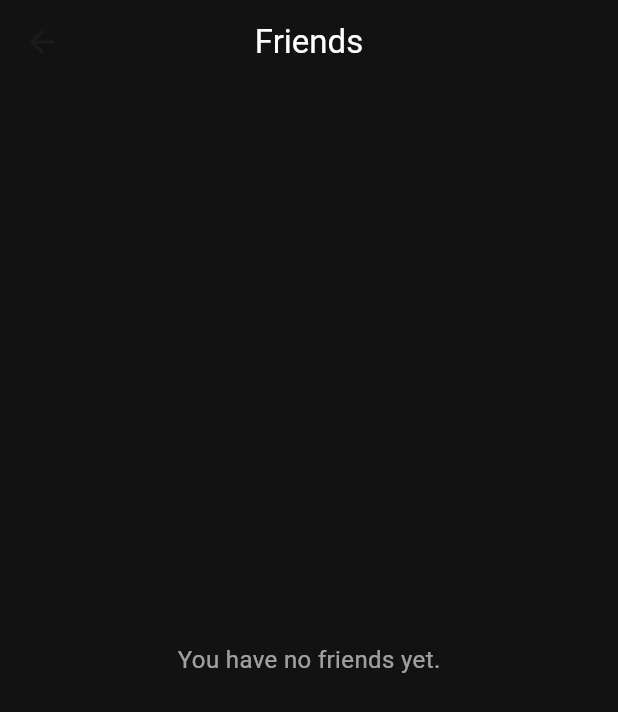
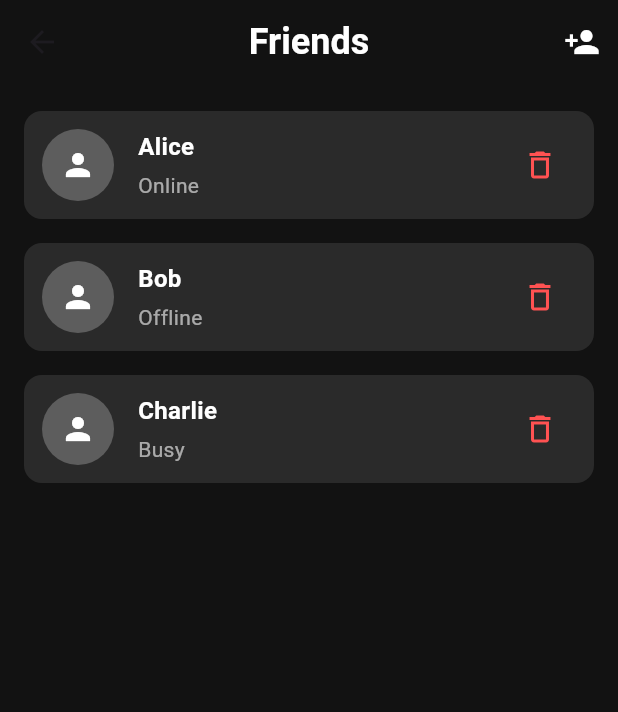
Before and after one commit to melinap9omu/P2P_Chat_System_ChatterBox, a Flutter app: the FriendPage screen opened directly, on a phone screen of 412 x 824 dp. Shown: the top 712 px of the screen. Run offline on Flutter 3.47's test engine with Material 3 defaults, Android fonts, the phone set to English and light mode, and no system bars; our stand-ins replace google_fonts; Roboto replaces fonts that are missing (Almarai).

Commit message:
added ADD FRIEND option

```diff
--- a/frontend/lib/friend_page.dart
+++ b/frontend/lib/friend_page.dart
@@ -1,8 +1,114 @@
 import 'package:flutter/material.dart';
 import 'package:google_fonts/google_fonts.dart';
 
-class FriendPage extends StatelessWidget {
+class FriendPage extends StatefulWidget {
   const FriendPage({super.key});
+
+  @override
+  State<FriendPage> createState() => _FriendPageState();
+}
+
+class _FriendPageState extends State<FriendPage> {
+  List<Map<String, String>> friends = [
+    {'name': 'Alice', 'status': 'Online'},
+    {'name': 'Bob', 'status': 'Offline'},
+    {'name': 'Charlie', 'status': 'Busy'},
+  ];
+
+  void _addFriend() {
+    showDialog(
+      context: context,
+      builder: (context) {
+        final TextEditingController nameController = TextEditingController();
+        final TextEditingController statusController = TextEditingController();
+
+        return AlertDialog(
+          backgroundColor: const Color(0xFF1E1E1E),
+          shape: RoundedRectangleBorder(
+            borderRadius: BorderRadius.circular(12),
+          ),
+          title: Text('Add Friend',
+              style: GoogleFonts.almarai(color: Colors.white)),
+          content: Column(
+            mainAxisSize: MainAxisSize.min,
+            children: [
+              TextField(
+                controller: nameController,
+                style: const TextStyle(color: Colors.white),
+                decoration: InputDecoration(
+                  labelText: 'Username',
+                  labelStyle: const TextStyle(color: Colors.white70),
+                  filled: true,
+                  fillColor: Colors.white10,
+                  border: OutlineInputBorder(
+                    borderRadius: BorderRadius.circular(10),
+                  ),
+                ),
+              ),
+
+            ],
+          ),
+          actions: [
+            TextButton(
+              onPressed: () {
+                Navigator.pop(context);
+              },
+              child: const Text('Cancel', style: TextStyle(color: Colors.white54)),
+            ),
+            ElevatedButton(
+              onPressed: () {
+                if (nameController.text.trim().isNotEmpty) {
+                  setState(() {
+                    friends.add({
+                      'name': nameController.text.trim(),
+                      'status': statusController.text.trim().isNotEmpty
+                          ? statusController.text.trim()
+                          : 'Available'
+                    });
+                  });
+                  Navigator.pop(context);
+                }
+              },
+              style: ElevatedButton.styleFrom(
+                backgroundColor: const Color(0xFF622F8A),
+              ),
+              child: const Text('Add'),
+            ),
+          ],
+        );
+      },
+    );
+  }
+
+  void _removeFriend(int index) {
+    showDialog(
+      context: context,
+      builder: (context) => AlertDialog(
+        backgroundColor: const Color(0xFF1E1E1E),
+        title: Text('Remove Friend?',
+            style: GoogleFonts.almarai(color: Colors.white)),
+        content: Text(
+          'Are you sure you want to remove ${friends[index]['name']}?',
+          style: const TextStyle(color: Colors.white70),
+        ),
+        actions: [
+          TextButton(
+            onPressed: () => Navigator.pop(context),
+            child: const Text('Cancel', style: TextStyle(color: Colors.white54)),
+          ),
+          TextButton(
+            onPressed: () {
+              setState(() {
+                friends.removeAt(index);
+              });
+              Navigator.pop(context);
+            },
+            child: const Text('Remove', style: TextStyle(color: Colors.redAccent)),
+          ),
+        ],
+      ),
+    );
+  }
 
   @override
   Widget build(BuildContext context) {
@@ -11,16 +117,24 @@ class FriendPage extends StatelessWidget {
       appBar: AppBar(
         backgroundColor: Colors.transparent,
         elevation: 0,
+        centerTitle: true,
         title: Text(
           'Friends',
           style: GoogleFonts.almarai(
             color: Colors.white,
-            fontSize: 22,
+            fontSize: 24,
+            fontWeight: FontWeight.w600,
           ),
         ),
-        centerTitle: true,
+        actions: [
+          IconButton(
+            icon: const Icon(Icons.person_add, color: Colors.white),
+            onPressed: _addFriend,
+          )
+        ],
       ),
-      body: Center(
+      body: friends.isEmpty
+          ? Center(
               child: Text(
                 'You have no friends yet.',
                 style: GoogleFonts.almarai(
@@ -28,6 +142,59 @@ class FriendPage extends StatelessWidget {
                   color: Colors.white60,
                 ),
               ),
+            )
+          : ListView.builder(
+              padding: const EdgeInsets.symmetric(horizontal: 16, vertical: 10),
+              itemCount: friends.length,
+              itemBuilder: (context, index) {
+                final friend = friends[index];
+                return Container(
+                  margin: const EdgeInsets.symmetric(vertical: 8),
+                  padding: const EdgeInsets.all(12),
+                  decoration: BoxDecoration(
+                    color: Colors.white10,
+                    borderRadius: BorderRadius.circular(12),
+                  ),
+                  child: Row(
+                    children: [
+                      const CircleAvatar(
+                        radius: 24,
+                        backgroundColor: Colors.white24,
+                        child: Icon(Icons.person, color: Colors.white),
+                      ),
+                      const SizedBox(width: 16),
+                      Expanded(
+                        child: Column(
+                          crossAxisAlignment: CrossAxisAlignment.start,
+                          children: [
+                            Text(
+                              friend['name']!,
+                              style: GoogleFonts.almarai(
+                                fontSize: 16,
+                                color: Colors.white,
+                                fontWeight: FontWeight.bold,
+                              ),
+                            ),
+                            const SizedBox(height: 4),
+                            Text(
+                              friend['status']!,
+                              style: GoogleFonts.almarai(
+                                fontSize: 14,
+                                color: Colors.white60,
+                              ),
+                            ),
+                          ],
+                        ),
+                      ),
+                      IconButton(
+                        icon: const Icon(Icons.delete_outline,
+                            color: Colors.redAccent),
+                        onPressed: () => _removeFriend(index),
+                      ),
+                    ],
+                  ),
+                );
+              },
             ),
     );
   }
```
Lines whose indentation alone changed are shown as unchanged.
